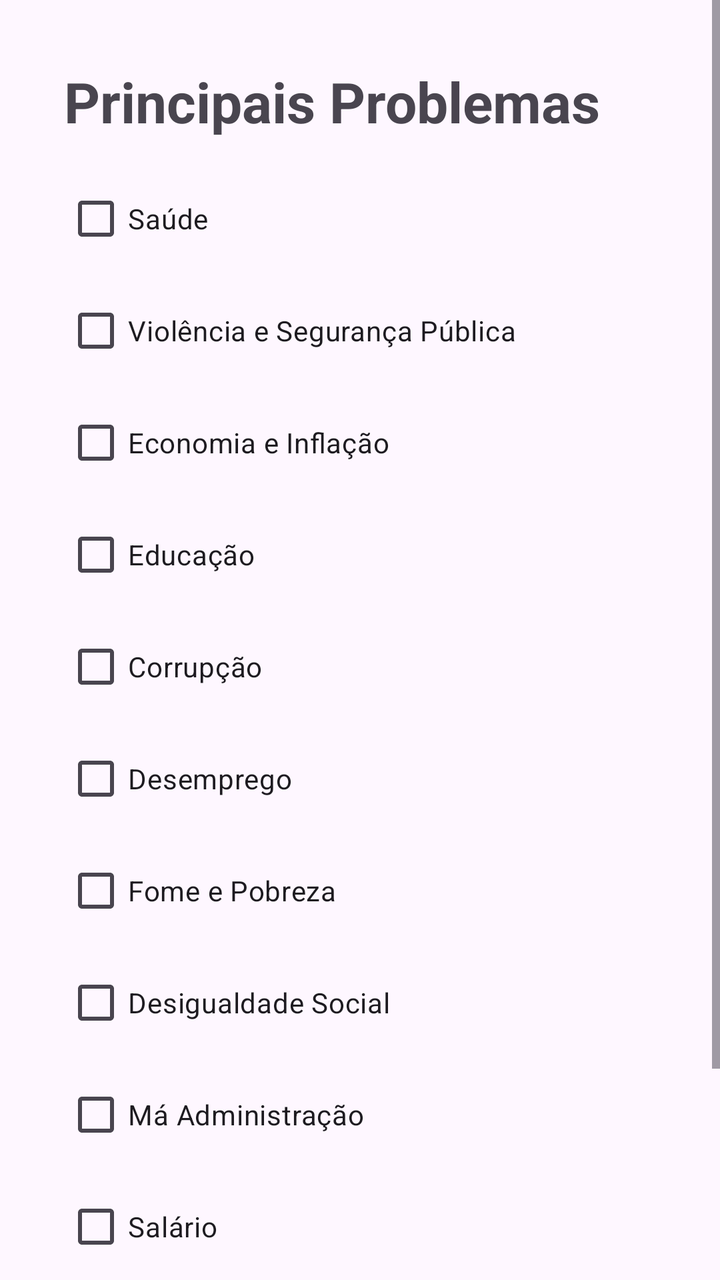
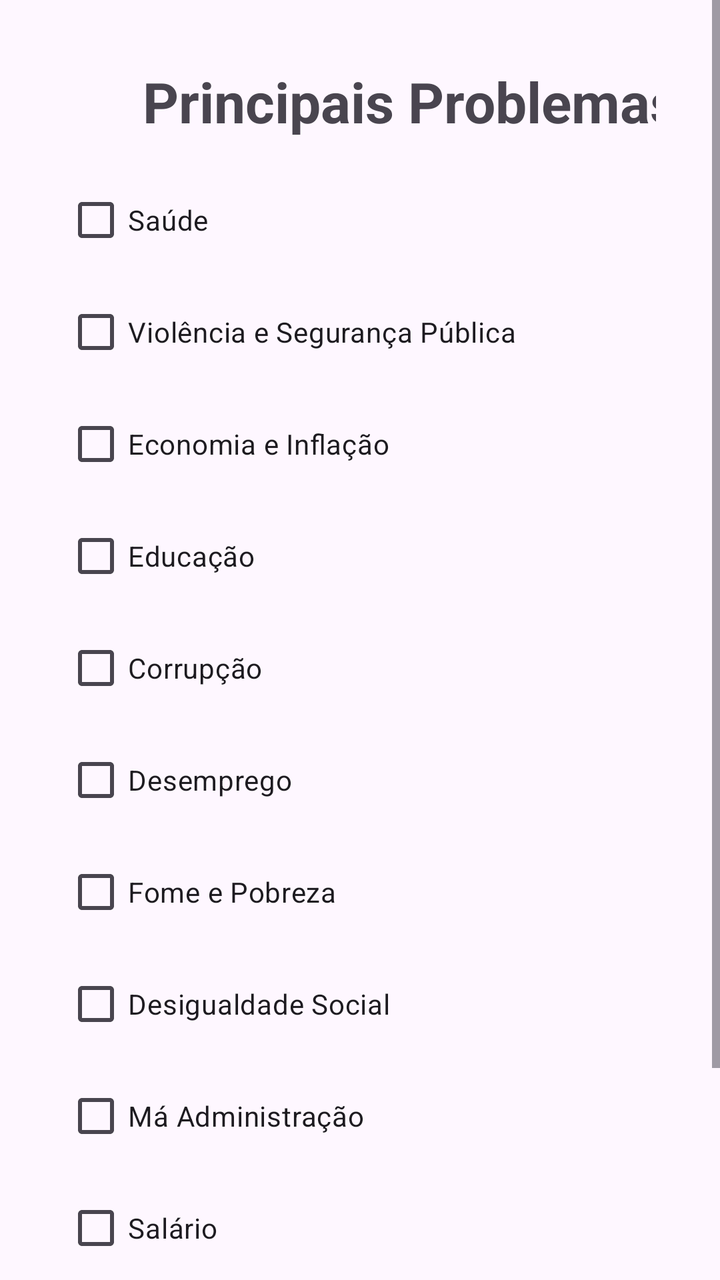

Before-and-after screenshots of an Android layout around one commit, followed by the original layout XML and the change that was made.
<!-- AndroidManifest.xml: application theme Theme.Eleicao -->
<!-- res/layout/activity_problemas.xml -->
<?xml version="1.0" encoding="utf-8"?>
<androidx.constraintlayout.widget.ConstraintLayout xmlns:android="http://schemas.android.com/apk/res/android"
    xmlns:app="http://schemas.android.com/apk/res-auto"
    xmlns:tools="http://schemas.android.com/tools"
    android:id="@+id/main"
    android:layout_width="match_parent"
    android:layout_height="match_parent"
    tools:context=".ProblemasActivity">

    <ScrollView
        android:layout_width="match_parent"
        android:layout_height="match_parent"
        app:layout_constraintBottom_toBottomOf="parent"
        app:layout_constraintEnd_toEndOf="parent"
        app:layout_constraintStart_toStartOf="parent"
        app:layout_constraintTop_toTopOf="parent">

        <LinearLayout
            android:layout_width="match_parent"
            android:layout_height="wrap_content"
            android:orientation="vertical"
            android:padding="32dp">

            <TextView
                android:id="@+id/textView8"
                android:layout_width="wrap_content"
                android:layout_height="wrap_content"
                android:layout_marginBottom="16dp"
                android:text="Principais Problemas"
                android:textSize="28sp"
                android:textStyle="bold" />

            <CheckBox
                android:id="@+id/saude"
                android:layout_width="wrap_content"
                android:layout_height="wrap_content"
                android:text="Saúde" />

            <CheckBox
                android:id="@+id/violenciaSegurancaPublica"
                android:layout_width="wrap_content"
                android:layout_height="wrap_content"
                android:layout_marginTop="8dp"
                android:text="Violência e Segurança Pública" />

            <CheckBox
                android:id="@+id/economiaInflacao"
                android:layout_width="wrap_content"
                android:layout_height="wrap_content"
                android:layout_marginTop="8dp"
                android:text="Economia e Inflação" />

            <CheckBox
                android:id="@+id/educacao"
                android:layout_width="wrap_content"
                android:layout_height="wrap_content"
                android:layout_marginTop="8dp"
                android:text="Educação" />

            <CheckBox
                android:id="@+id/corrupcao"
                android:layout_width="wrap_content"
                android:layout_height="wrap_content"
                android:layout_marginTop="8dp"
                android:text="Corrupção" />

            <CheckBox
                android:id="@+id/desemprego"
                android:layout_width="wrap_content"
                android:layout_height="wrap_content"
                android:layout_marginTop="8dp"
                android:text="Desemprego" />

            <CheckBox
                android:id="@+id/fomePobreza"
                android:layout_width="wrap_content"
                android:layout_height="wrap_content"
                android:layout_marginTop="8dp"
                android:text="Fome e Pobreza" />

            <CheckBox
                android:id="@+id/desiquidadeSocial"
                android:layout_width="wrap_content"
                android:layout_height="wrap_content"
                android:layout_marginTop="8dp"
                android:text="Desigualdade Social" />

            <CheckBox
                android:id="@+id/maAdmin"
                android:layout_width="wrap_content"
                android:layout_height="wrap_content"
                android:layout_marginTop="8dp"
                android:text="Má Administração" />

            <CheckBox
                android:id="@+id/salario"
                android:layout_width="wrap_content"
                android:layout_height="wrap_content"
                android:layout_marginTop="8dp"
                android:layout_marginBottom="32dp"
                android:text="Salário" />

            <Button
                android:id="@+id/btConfirmar"
                android:layout_width="248dp"
                android:layout_height="65dp"
                android:layout_gravity="center_horizontal"
                android:backgroundTint="#2D3094"
                android:text="Confirmar"
                android:textSize="24sp"
                app:cornerRadius="10dp" />
        </LinearLayout>
    </ScrollView>
</androidx.constraintlayout.widget.ConstraintLayout>
<!-- resources referenced by this layout -->
<resources>
  <style name="Theme.Eleicao" parent="Base.Theme.Eleicao" />
  <style name="Base.Theme.Eleicao" parent="Theme.Material3.DayNight.NoActionBar">
          
          
      </style>
</resources>

<!-- the commit's change to res/layout/activity_problemas.xml (unified diff, before → after) -->
@@ -23,10 +23,11 @@
 
             <TextView
                 android:id="@+id/textView8"
-                android:layout_width="wrap_content"
-                android:layout_height="wrap_content"
+                android:layout_width="346dp"
+                android:layout_height="38dp"
                 android:layout_marginBottom="16dp"
-                android:text="Principais Problemas"
+                android:text="@string/principaisProblemas"
+                android:textAlignment="center"
                 android:textSize="28sp"
                 android:textStyle="bold" />
 
@@ -34,63 +35,63 @@
                 android:id="@+id/saude"
                 android:layout_width="wrap_content"
                 android:layout_height="wrap_content"
-                android:text="Saúde" />
+                android:text="@string/saude" />
 
             <CheckBox
                 android:id="@+id/violenciaSegurancaPublica"
                 android:layout_width="wrap_content"
                 android:layout_height="wrap_content"
                 android:layout_marginTop="8dp"
-                android:text="Violência e Segurança Pública" />
+                android:text="@string/viole" />
 
             <CheckBox
                 android:id="@+id/economiaInflacao"
                 android:layout_width="wrap_content"
                 android:layout_height="wrap_content"
                 android:layout_marginTop="8dp"
-                android:text="Economia e Inflação" />
+                android:text="@string/eco" />
 
             <CheckBox
                 android:id="@+id/educacao"
                 android:layout_width="wrap_content"
                 android:layout_height="wrap_content"
                 android:layout_marginTop="8dp"
-                android:text="Educação" />
+                android:text="@string/edu" />
 
             <CheckBox
                 android:id="@+id/corrupcao"
                 android:layout_width="wrap_content"
                 android:layout_height="wrap_content"
                 android:layout_marginTop="8dp"
-                android:text="Corrupção" />
+                android:text="@string/corru" />
 
             <CheckBox
                 android:id="@+id/desemprego"
                 android:layout_width="wrap_content"
                 android:layout_height="wrap_content"
                 android:layout_marginTop="8dp"
-                android:text="Desemprego" />
+                android:text="@string/desemp" />
 
             <CheckBox
                 android:id="@+id/fomePobreza"
                 android:layout_width="wrap_content"
                 android:layout_height="wrap_content"
                 android:layout_marginTop="8dp"
-                android:text="Fome e Pobreza" />
+                android:text="@string/fome" />
 
             <CheckBox
                 android:id="@+id/desiquidadeSocial"
                 android:layout_width="wrap_content"
                 android:layout_height="wrap_content"
                 android:layout_marginTop="8dp"
-                android:text="Desigualdade Social" />
+                android:text="@string/desiso" />
 
             <CheckBox
                 android:id="@+id/maAdmin"
                 android:layout_width="wrap_content"
                 android:layout_height="wrap_content"
                 android:layout_marginTop="8dp"
-                android:text="Má Administração" />
+                android:text="@string/maadm" />
 
             <CheckBox
                 android:id="@+id/salario"
@@ -98,7 +99,7 @@
                 android:layout_height="wrap_content"
                 android:layout_marginTop="8dp"
                 android:layout_marginBottom="32dp"
-                android:text="Salário" />
+                android:text="@string/salario" />
 
             <Button
                 android:id="@+id/btConfirmar"
@@ -106,7 +107,7 @@
                 android:layout_height="65dp"
                 android:layout_gravity="center_horizontal"
                 android:backgroundTint="#2D3094"
-                android:text="Confirmar"
+                android:text="@string/confirmar"
                 android:textSize="24sp"
                 app:cornerRadius="10dp" />
         </LinearLayout>
<!-- resource entries referenced after the edit -->
@@ -1,5 +1,17 @@
 <!-- resources referenced by this layout -->
 <resources>
+  <string name="confirmar">Confirmar</string>
+  <string name="corru">Corrupção</string>
+  <string name="desemp">Desemprego</string>
+  <string name="desiso">Desigualdade Social</string>
+  <string name="eco">Economia e Inflação</string>
+  <string name="edu">Educação</string>
+  <string name="fome">Fome e Pobreza</string>
+  <string name="maadm">Má Administração</string>
+  <string name="principaisProblemas">Principais Problemas</string>
+  <string name="salario">Salário</string>
+  <string name="saude">Saúde</string>
+  <string name="viole">Violência e Segurança Pública</string>
   <style name="Theme.Eleicao" parent="Base.Theme.Eleicao" />
   <style name="Base.Theme.Eleicao" parent="Theme.Material3.DayNight.NoActionBar">
           
